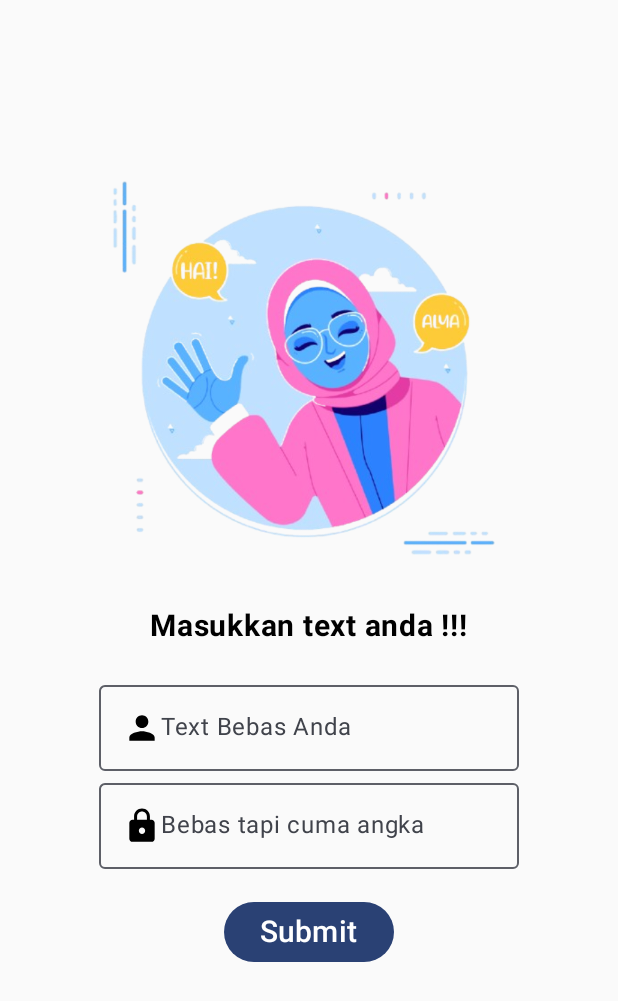
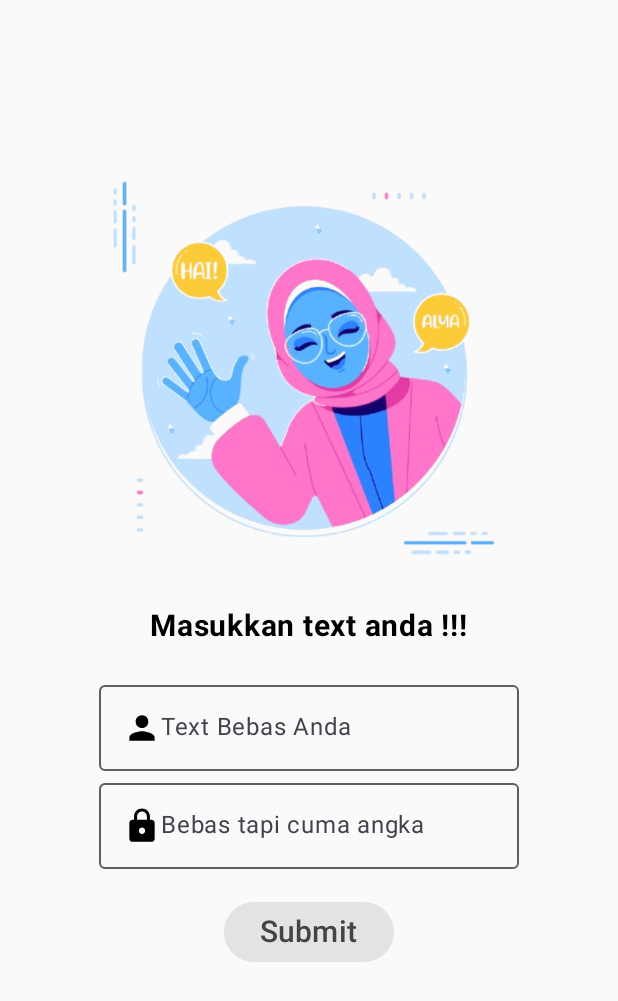
Before and after one commit to acil23/PAPB_Prak_Proj, an Android app built with Jetpack Compose: the screen it shows after launch (MainActivity), on a phone screen of 412 x 824 dp. Shown: the top 1001 px of the screen. Run offline under Robolectric (Android 15) with nearby library versions, the phone set to English and light mode, and no system bars.

Commit message:
Tambahan untuk LK 4

```diff
--- a/lk2Praktikum/app/src/main/java/com/papb/lk2praktikum/lk2Screen.kt
+++ b/lk2Praktikum/app/src/main/java/com/papb/lk2praktikum/lk2Screen.kt
@@ -1,7 +1,12 @@
 package com.papb.lk2praktikum
 
 import android.inputmethodservice.Keyboard
+import android.widget.Toast
+import androidx.compose.foundation.ExperimentalFoundationApi
 import androidx.compose.foundation.Image
+import androidx.compose.foundation.clickable
+import androidx.compose.foundation.combinedClickable
+import androidx.compose.foundation.gestures.detectTapGestures
 import androidx.compose.foundation.horizontalScroll
 import androidx.compose.foundation.layout.Arrangement
 import androidx.compose.foundation.layout.Column
@@ -19,6 +24,8 @@ import androidx.compose.material.icons.filled.Create
 import androidx.compose.material.icons.filled.Lock
 import androidx.compose.material.icons.filled.Person
 import androidx.compose.material3.Button
+import androidx.compose.material3.ButtonDefaults
+import androidx.compose.material3.OutlinedButton
 import androidx.compose.material3.OutlinedTextField
 import androidx.compose.material3.Text
 import androidx.compose.runtime.Composable
@@ -27,6 +34,8 @@ import androidx.compose.ui.Alignment
 import androidx.compose.ui.Modifier
 import androidx.compose.ui.graphics.Color
 import androidx.compose.ui.graphics.vector.ImageVector
+import androidx.compose.ui.input.pointer.pointerInput
+import androidx.compose.ui.platform.LocalContext
 import androidx.compose.ui.res.painterResource
 import androidx.compose.ui.text.TextStyle
 import androidx.compose.ui.text.font.FontFamily
@@ -37,6 +46,7 @@ import androidx.compose.ui.unit.dp
 import androidx.compose.ui.unit.sp
 import com.papb.lk2praktikum.ui.theme.Lk2PraktikumTheme
 
+@OptIn(ExperimentalFoundationApi::class)
 @Composable
 fun Tampilan(){
 
@@ -55,6 +65,9 @@ fun Tampilan(){
     var inputTeks2 by remember{
         mutableStateOf("")
     }
+
+    val isFormFilled = inputTeks.isNotEmpty() && inputTeks2.isNotEmpty()
+    var context = LocalContext.current
 
     Column (
         modifier = Modifier.fillMaxSize(),
@@ -94,9 +107,24 @@ fun Tampilan(){
 
         Spacer(modifier = Modifier.height(18.dp))
 
-        Button(onClick = {teks = inputTeks; teks2 = inputTeks2}) {
-            Text(text = "Submit", fontSize = 20.sp, fontFamily = FontFamily.SansSerif)
+        Button(
+            onClick = {teks = inputTeks; teks2 = inputTeks2},
+            enabled = isFormFilled,
+            colors = ButtonDefaults.buttonColors(
+                containerColor = if (isFormFilled) Color.Blue else Color.DarkGray
+            )
+        ) {
+            Text(modifier = Modifier
+                .combinedClickable(
+                    onClick = {teks = inputTeks; teks2 = inputTeks2},
+                    onLongClick = {
+                        Toast.makeText(context, "Nama: $inputTeks\nNIM: $inputTeks2", Toast.LENGTH_SHORT).show()
+                    },
+                    enabled = isFormFilled
+                ),
+                text = "Submit", fontSize = 20.sp, fontFamily = FontFamily.SansSerif, color = if (isFormFilled) Color.White else Color.DarkGray)
         }
+
 
         Spacer(modifier = Modifier.height(18.dp))
 
```
